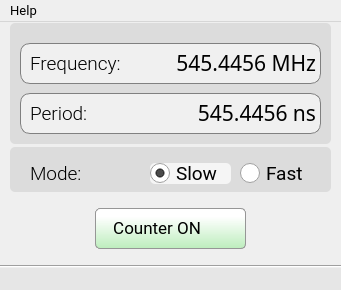
Before: the Qt Designer form src/software-qt/EMBO/src/windows/window_cntr.ui in parezj/EMBO, drawn with Qt 5.
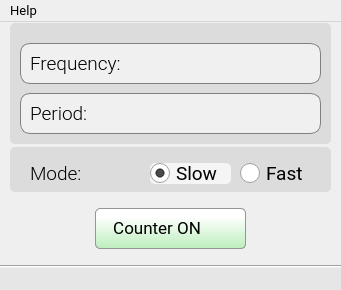
After: the same form once the commit is applied. Icons and pictures are not drawn.

The edit to the form file:
```diff
--- a/src/software-qt/EMBO/src/windows/window_cntr.ui
+++ b/src/software-qt/EMBO/src/windows/window_cntr.ui
@@ -276,7 +276,7 @@
 &lt;html&gt;&lt;head&gt;&lt;meta name=&quot;qrichtext&quot; content=&quot;1&quot; /&gt;&lt;style type=&quot;text/css&quot;&gt;
 p, li { white-space: pre-wrap; }
 &lt;/style&gt;&lt;/head&gt;&lt;body style=&quot; font-family:'Roboto Mono Medium'; font-size:16pt; font-weight:496; font-style:normal;&quot;&gt;
-&lt;p align=&quot;right&quot; style=&quot; margin-top:0px; margin-bottom:0px; margin-left:0px; margin-right:0px; -qt-block-indent:0; text-indent:0px;&quot;&gt;&lt;span style=&quot; font-family:'Roboto Mono Medium','Roboto';&quot;&gt;545.4456 ns&lt;/span&gt;&lt;/p&gt;&lt;/body&gt;&lt;/html&gt;</string>
+&lt;p align=&quot;right&quot; style=&quot;-qt-paragraph-type:empty; margin-top:0px; margin-bottom:0px; margin-left:0px; margin-right:0px; -qt-block-indent:0; text-indent:0px;&quot;&gt;&lt;br /&gt;&lt;/p&gt;&lt;/body&gt;&lt;/html&gt;</string>
      </property>
     </widget>
     <widget class="QLabel" name="label">
@@ -341,7 +341,7 @@
 &lt;html&gt;&lt;head&gt;&lt;meta name=&quot;qrichtext&quot; content=&quot;1&quot; /&gt;&lt;style type=&quot;text/css&quot;&gt;
 p, li { white-space: pre-wrap; }
 &lt;/style&gt;&lt;/head&gt;&lt;body style=&quot; font-family:'Roboto Mono Medium'; font-size:16pt; font-weight:496; font-style:normal;&quot;&gt;
-&lt;p align=&quot;right&quot; style=&quot; margin-top:0px; margin-bottom:0px; margin-left:0px; margin-right:0px; -qt-block-indent:0; text-indent:0px;&quot;&gt;&lt;span style=&quot; font-family:'Roboto Mono Medium','Roboto Mono Medium';&quot;&gt;545.4456 MHz&lt;/span&gt;&lt;/p&gt;&lt;/body&gt;&lt;/html&gt;</string>
+&lt;p align=&quot;right&quot; style=&quot;-qt-paragraph-type:empty; margin-top:0px; margin-bottom:0px; margin-left:0px; margin-right:0px; -qt-block-indent:0; text-indent:0px;&quot;&gt;&lt;br /&gt;&lt;/p&gt;&lt;/body&gt;&lt;/html&gt;</string>
      </property>
     </widget>
     <zorder>textBrowser_period</zorder>
```
Left out of the diff: 4 changed lines with no effect on the pictures.
